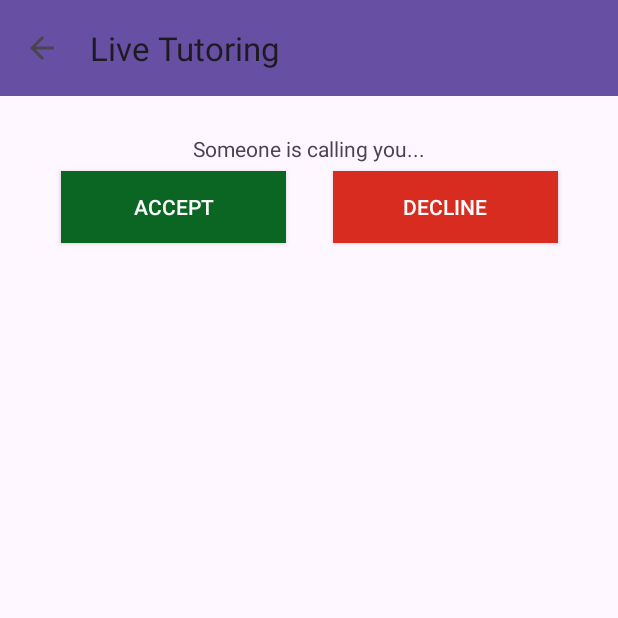
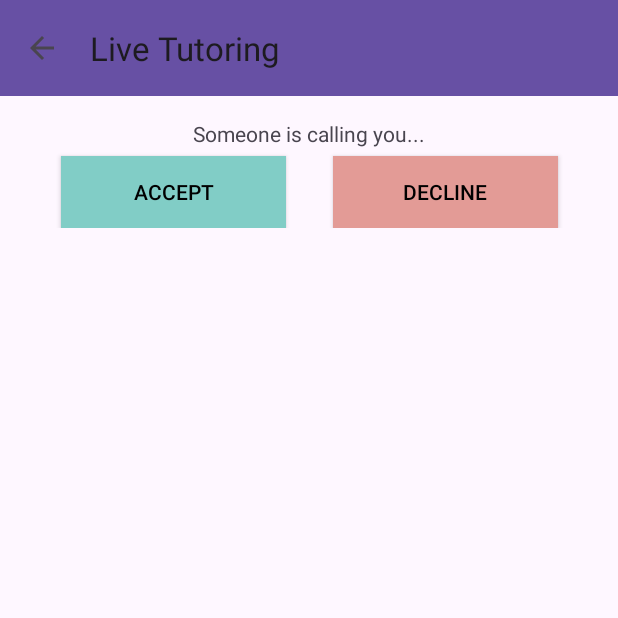
Before and after one commit to Kairos5106/STEMify, an Android app: the Tutoring_CallTutor screen opened directly, with no data from a screen before it, on a phone screen of 412 x 824 dp, the top half of it. Run offline under Robolectric (Android 15) with nearby library versions, the phone set to English and light mode, and no system bars.

Commit message:
caller layout

```diff
--- a/app/src/main/java/com/example/stemify/Tutoring_Tutor_Adapter.java
+++ b/app/src/main/java/com/example/stemify/Tutoring_Tutor_Adapter.java
@@ -68,7 +68,7 @@ public class Tutoring_Tutor_Adapter extends RecyclerView.Adapter<Tutoring_Tutor_
                     Intent tutorDetailActivity = new Intent(mContext, Tutoring_TutorDetail.class);
                     int position = getAdapterPosition();
 
-                    tutorDetailActivity.putExtra("tutorName", mData.get(position).getDisplayName());
+                    tutorDetailActivity.putExtra("tutorName", mData.get(position).getFullname());
                     tutorDetailActivity.putExtra("organisation", mData.get(position).getOrganization());
                     tutorDetailActivity.putExtra("email", mData.get(position).getEmail());
                     tutorDetailActivity.putExtra("tutorPfp", mData.get(position).getPhotoUrl());
--- a/app/src/main/res/layout/activity_tutoring_call_tutor.xml
+++ b/app/src/main/res/layout/activity_tutoring_call_tutor.xml
@@ -17,17 +17,25 @@
         app:layout_constraintTop_toTopOf="parent"
         android:title="Live Tutoring" />
 
+
+    <androidx.constraintlayout.widget.ConstraintLayout
+        android:id="@+id/CLIncomingCallNotification"
+        android:layout_width="match_parent"
+        android:layout_height="wrap_content"
+        android:layout_marginTop="10dp"
+        app:layout_constraintTop_toBottomOf="@+id/TBLiveTutoring">
+
         <TextView
             android:id="@+id/TVIncomingCallTitle"
             android:layout_width="wrap_content"
             android:layout_height="wrap_content"
             android:layout_marginStart="128dp"
-        android:layout_marginTop="25dp"
+            android:layout_marginTop="5dp"
             android:layout_marginEnd="128dp"
             android:text="Someone is calling you..."
             app:layout_constraintEnd_toEndOf="parent"
             app:layout_constraintStart_toStartOf="parent"
-        app:layout_constraintTop_toBottomOf="@+id/TBLiveTutoring" />
+            app:layout_constraintTop_toTopOf="parent" />
 
         <androidx.appcompat.widget.AppCompatButton
             android:id="@+id/ACBtnAcceptCall"
@@ -36,9 +44,9 @@
             android:layout_marginStart="40dp"
             android:layout_marginTop="5dp"
             android:layout_marginEnd="221dp"
-        android:background="#0B6623"
+            android:background="#81CDC6"
             android:text="Accept"
-        android:textColor="@color/white"
+            android:textColor="@color/black"
             app:layout_constraintEnd_toEndOf="parent"
             app:layout_constraintStart_toStartOf="parent"
             app:layout_constraintTop_toBottomOf="@id/TVIncomingCallTitle" />
@@ -50,20 +58,23 @@
             android:layout_marginStart="31dp"
             android:layout_marginTop="5dp"
             android:layout_marginEnd="40dp"
-        android:background="#D82C20"
+            android:background="#E39B96"
             android:text="Decline"
-        android:textColor="@color/white"
+            android:textColor="@color/black"
             app:layout_constraintEnd_toEndOf="parent"
             app:layout_constraintStart_toEndOf="@+id/ACBtnAcceptCall"
             app:layout_constraintTop_toBottomOf="@id/TVIncomingCallTitle" />
 
+    </androidx.constraintlayout.widget.ConstraintLayout>
+
     <androidx.core.widget.NestedScrollView
         android:layout_width="match_parent"
         android:layout_height="400dp"
-        android:layout_marginTop="25dp"
+        android:layout_marginTop="10dp"
         app:layout_constraintEnd_toEndOf="parent"
+        app:layout_constraintHorizontal_bias="0.0"
         app:layout_constraintStart_toStartOf="parent"
-        app:layout_constraintTop_toBottomOf="@+id/ACBtnAcceptCall">
+        app:layout_constraintTop_toBottomOf="@+id/CLIncomingCallNotification">
 
         <androidx.constraintlayout.widget.ConstraintLayout
             android:layout_width="match_parent"
```
Lines whose indentation alone changed are shown as unchanged.
